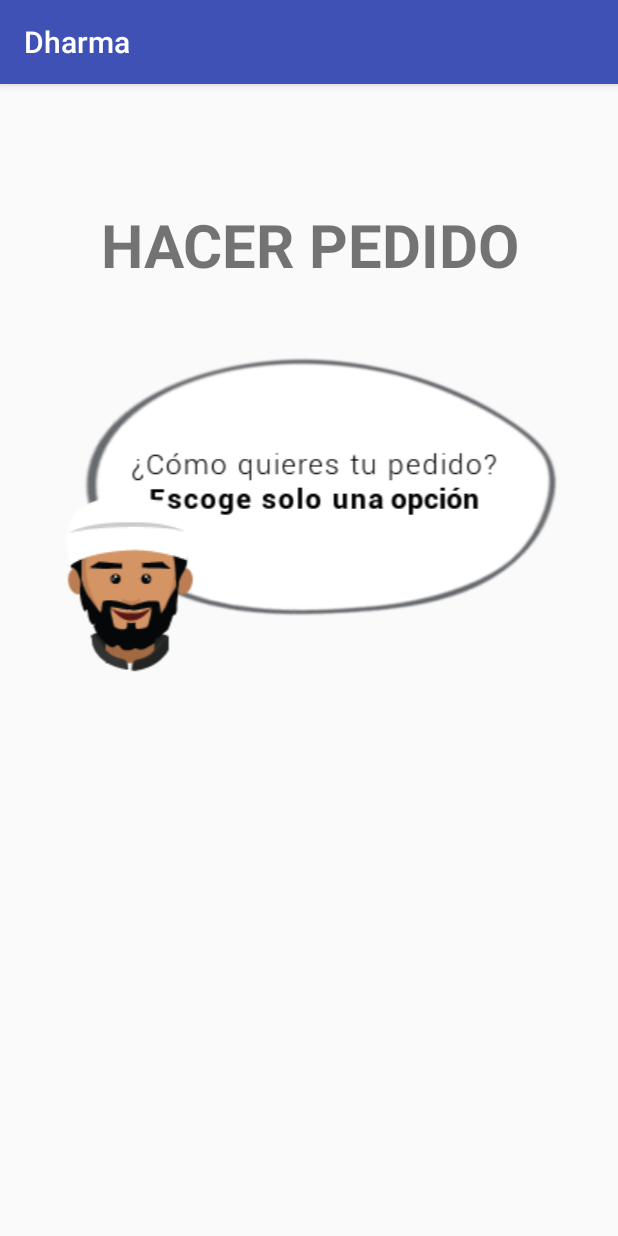
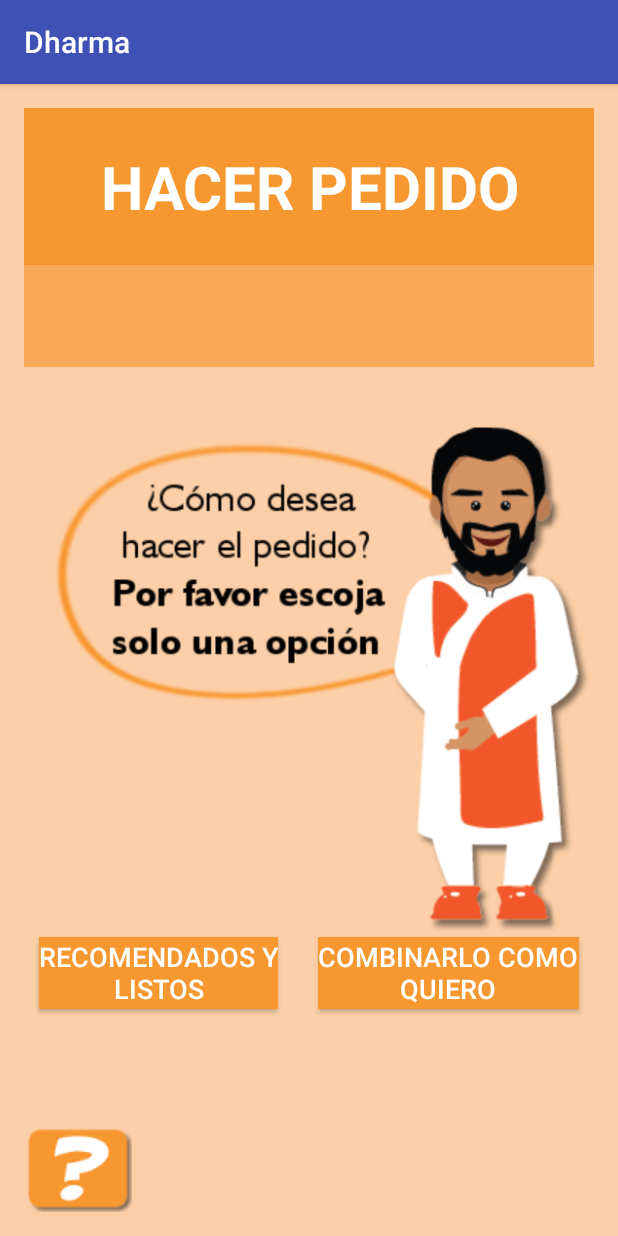
Before and after one commit to ronaldvenegasp/Dharma, an Android app: the HacerPedido screen opened directly, with no data from a screen before it, on a phone screen of 412 x 824 dp. Run offline under Robolectric (Android 15) with nearby library versions, the phone set to English and light mode, and no system bars.

Commit message:
Agregada pantalla de Hacer Pedido

```diff
--- a/app/src/main/res/layout/activity_hacer_pedido.xml
+++ b/app/src/main/res/layout/activity_hacer_pedido.xml
@@ -7,26 +7,81 @@
     android:paddingLeft="@dimen/activity_horizontal_margin"
     android:paddingRight="@dimen/activity_horizontal_margin"
     android:paddingTop="@dimen/activity_vertical_margin"
-    tools:context="com.example.personal.dharma.HacerPedido">
+    tools:context="com.example.personal.dharma.HacerPedido"
+    android:background="#FCCFA8">
 
     <TextView
-        android:layout_width="fill_parent"
+        android:layout_width="match_parent"
+        android:layout_height="wrap_content"
+        android:textAlignment="center"
+        android:textSize="40dp"
+        android:id="@+id/textView13"
+        android:textStyle="bold"
+        android:textColor="#FFFFFF"
+        android:background="#F8A955"
+        android:padding="25dp"
+        android:password="false"
+        android:layout_alignParentStart="true"
+        android:layout_above="@+id/imageView4"
+        android:layout_alignTop="@+id/textView10"
+        android:layout_marginBottom="5dp" />
+
+    <TextView
+        android:layout_width="match_parent"
         android:layout_height="wrap_content"
         android:text="HACER PEDIDO"
         android:textAlignment="center"
         android:textSize="40dp"
         android:id="@+id/textView10"
         android:textStyle="bold"
+        android:textColor="#FFFFFF"
+        android:background="#F79730"
+        android:padding="25dp"
+        android:elegantTextHeight="false"
         android:layout_alignParentTop="true"
-        android:layout_alignParentStart="true"
-        android:layout_marginTop="64dp" />
+        android:layout_alignParentStart="true" />
 
     <ImageView
         android:layout_width="fill_parent"
         android:layout_height="wrap_content"
         android:id="@+id/imageView4"
-        android:layout_marginTop="46dp"
         android:src="@drawable/hacer_pedido"
-        android:layout_below="@+id/textView10"
+        android:layout_centerVertical="true"
+        android:layout_alignParentEnd="true"
+        android:layout_marginBottom="-5dp" />
+
+    <ImageView
+        android:layout_width="wrap_content"
+        android:layout_height="wrap_content"
+        android:id="@+id/imageView5"
+        android:padding="0dp"
+        android:scaleType="center"
+        android:src="@drawable/boton_ayuda"
+        android:layout_alignParentBottom="true"
         android:layout_alignParentStart="true" />
+
+    <Button
+        android:layout_width="wrap_content"
+        android:layout_height="wrap_content"
+        android:text="Recomendados y\nlistos"
+        android:id="@+id/button"
+        android:background="#F79730"
+        android:textColor="#FFFFFF"
+        android:layout_below="@+id/imageView4"
+        android:layout_alignParentStart="true"
+        android:textSize="18dp"
+        android:layout_marginLeft="10dp" />
+
+    <Button
+        android:layout_width="wrap_content"
+        android:layout_height="wrap_content"
+        android:text="Combinarlo como\nquiero"
+        android:id="@+id/button2"
+        android:background="#F79730"
+        android:textColor="#FFFFFF"
+        android:layout_alignBottom="@+id/button"
+        android:layout_alignEnd="@+id/imageView4"
+        android:textSize="18dp"
+        android:layout_marginRight="10dp" />
+
 </RelativeLayout>
--- a/app/src/main/res/layout/activity_menu_principal.xml
+++ b/app/src/main/res/layout/activity_menu_principal.xml
@@ -73,7 +73,8 @@
         android:id="@+id/boton_cambiar_mesa"
         android:layout_alignParentBottom="true"
         android:layout_alignEnd="@+id/imageView3"
-        android:background="#F79730" />
+        android:background="#F79730"
+        android:textColor="#FFFFFF" />
 
     <ImageView
         android:layout_width="wrap_content"
@@ -81,9 +82,9 @@
         android:id="@+id/imageView3"
         android:layout_alignParentEnd="true"
         android:layout_toEndOf="@+id/pedir_plato"
-        android:src="@drawable/menu_principal"
         android:layout_above="@+id/boton_ayuda"
-        android:layout_alignTop="@+id/pedir_plato" />
+        android:layout_alignTop="@+id/pedir_plato"
+        android:src="@drawable/menu_principal" />
 
     <ImageView
         android:layout_width="wrap_content"
```
Also changed, not shown: app/src/main/res/drawable/hacer_pedido.png, app/src/main/res/drawable/menu_principal.png, 1 other file.
